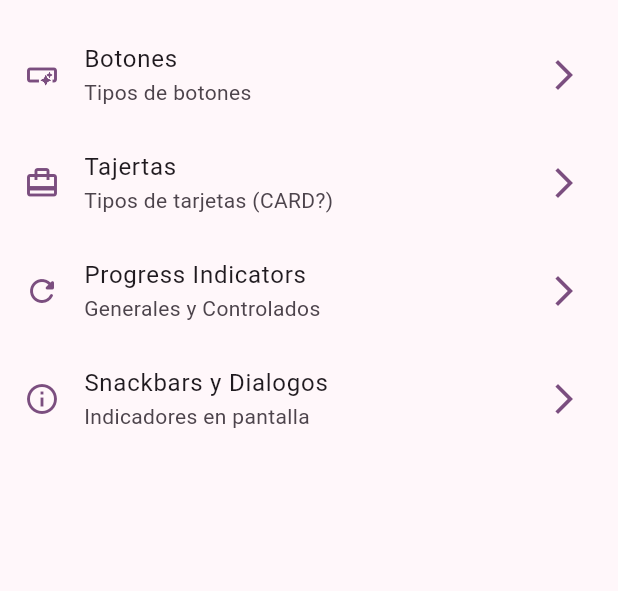
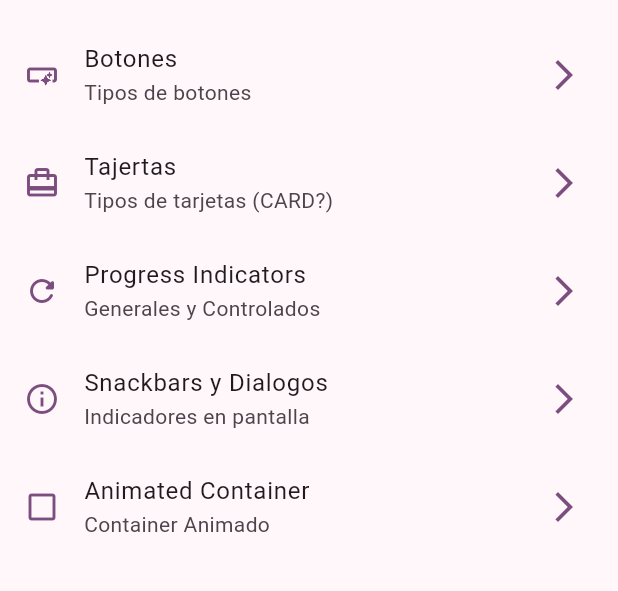
Before and after one commit to Nbravo1905/flutter_learning, a Flutter app: the screen it shows after launch, on a phone screen of 412 x 824 dp, the part 63-654 px from its top. Run offline on Flutter 3.47's test engine with Material 2 defaults, Android fonts, the phone set to English and light mode, and no system bars; our stand-ins replace go_router.

Commit message:
Animated container finish

```diff
--- a/widgets_app/lib/config/menu/menu_item.dart
+++ b/widgets_app/lib/config/menu/menu_item.dart
@@ -44,4 +44,11 @@ const appMenuItems = <MenuItem>[
     link: '/snackbars',
     icon: Icons.info_outline
   ),
+
+  MenuItem(
+    title: 'Animated Container',
+    subTitle: 'Container Animado',
+    link: '/animated',
+    icon: Icons.check_box_outline_blank
+  ),
 ];
--- a/widgets_app/lib/config/router/app_router.dart
+++ b/widgets_app/lib/config/router/app_router.dart
@@ -23,6 +23,10 @@ final appRouter = GoRouter(
     GoRoute(
       path: '/snackbars',
       builder: (context, state) => const SnackBarScreen(),
-    )
+    ),
+    GoRoute(
+      path: '/animated',
+      builder: (context, state) => const AnimatedScreen(),
+    ),
   ],
 );
```
Also changed, not shown: widgets_app/lib/presentation/screens/animated/animated_screen.dart (+55 -2 lines).
